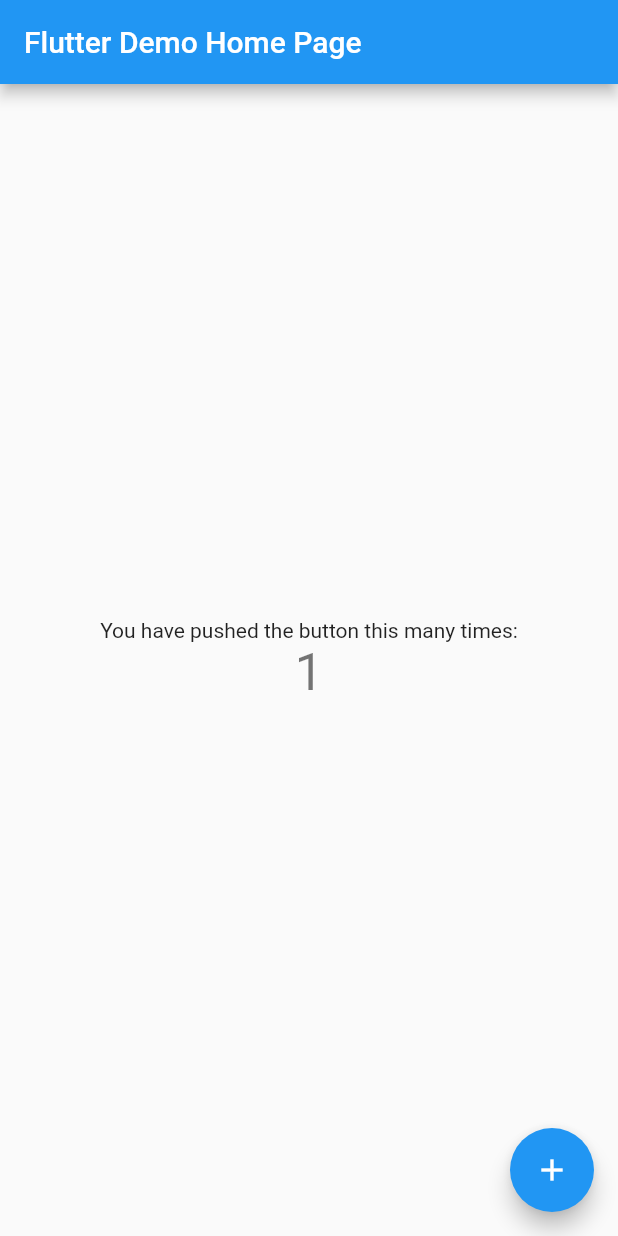
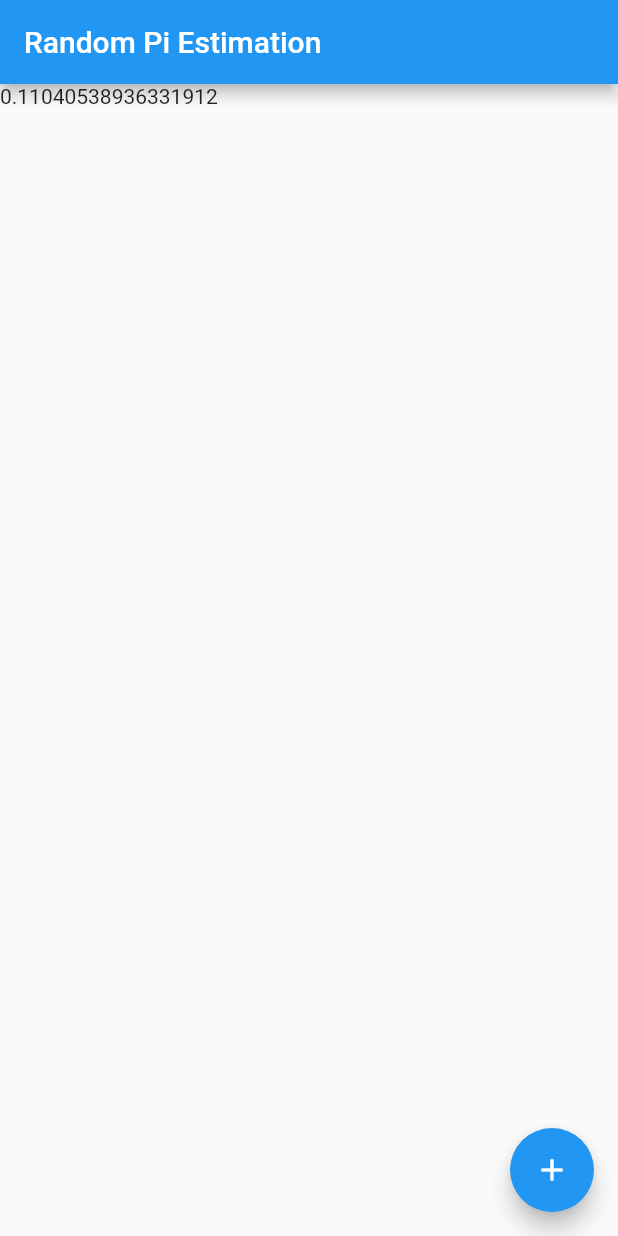
Before and after one commit to scourgemancer/random-pi-estimation, a Flutter app: the MyHomePage screen opened directly, after a tap on the "add" icon, on a phone screen of 412 x 824 dp. Run offline on Flutter 3.47's test engine with Material 2 defaults, Android fonts, the phone set to English and light mode, and no system bars.

Commit message:
Implements skeleton code

```diff
--- a/random_pi_estimation/lib/main.dart
+++ b/random_pi_estimation/lib/main.dart
@@ -1,4 +1,5 @@
 import 'package:flutter/material.dart';
+import 'dart:math';
 
 void main() => runApp(MyApp());
 
@@ -6,11 +7,11 @@ class MyApp extends StatelessWidget {
   @override
   Widget build(BuildContext context) {
     return MaterialApp(
-      title: 'Flutter Demo',
+      title: 'Random Pi Estimation',
       theme: ThemeData(
         primarySwatch: Colors.blue,
       ),
-      home: MyHomePage(title: 'Flutter Demo Home Page'),
+      home: MyHomePage(title: 'Random Pi Estimation'),
     );
   }
 }
@@ -25,11 +26,12 @@ class MyHomePage extends StatefulWidget {
 }
 
 class _MyHomePageState extends State<MyHomePage> {
-  int _counter = 0;
+  List<double> _randomPoints = new List();
 
-  void _incrementCounter() {
+  void _addRandomPoint() {
     setState(() {
-      _counter++;
+      // Generates random double from 0.0 inclusive to 1.0 exclusive
+      _randomPoints.add(Random.secure().nextDouble());
     });
   }
 
@@ -40,22 +42,15 @@ class _MyHomePageState extends State<MyHomePage> {
         title: Text(widget.title),
       ),
       body: Center(
-        child: Column(
-          mainAxisAlignment: MainAxisAlignment.center,
-          children: <Widget>[
-            Text(
-              'You have pushed the button this many times:',
-            ),
-            Text(
-              '$_counter',
-              style: Theme.of(context).textTheme.display1,
-            ),
-          ],
-        ),
+        child: ListView.builder(
+            itemCount: _randomPoints.length,
+            itemBuilder: (BuildContext ctxt, int index) =>
+                Text(_randomPoints[index].toString()),
+        )
       ),
       floatingActionButton: FloatingActionButton(
-        onPressed: _incrementCounter,
-        tooltip: 'Increment',
+        onPressed: _addRandomPoint,
+        tooltip: 'Add new random point',
         child: Icon(Icons.add),
       ),
     );
```
